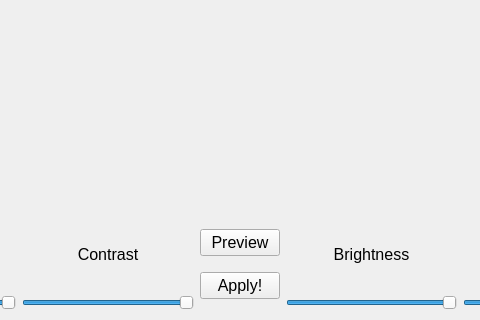
Old version of the form ui/color_correction.ui in the repository JustLian/imgtools; both pictures show x 166 to 646 and y 281 to 601 of the 815 by 601 pixel window.
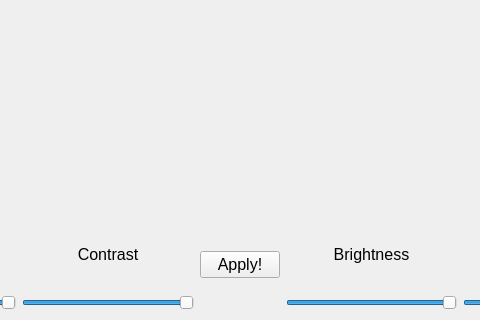
New version of the form.

What changed in the file:
```diff
--- a/ui/color_correction.ui
+++ b/ui/color_correction.ui
@@ -104,13 +104,6 @@
      </item>
      <item>
       <layout class="QVBoxLayout" name="verticalLayout_6">
-       <item>
-        <widget class="QPushButton" name="preview_btn">
-         <property name="text">
-          <string>Preview</string>
-         </property>
-        </widget>
-       </item>
        <item>
         <widget class="QPushButton" name="apply_btn">
          <property name="text">
```
